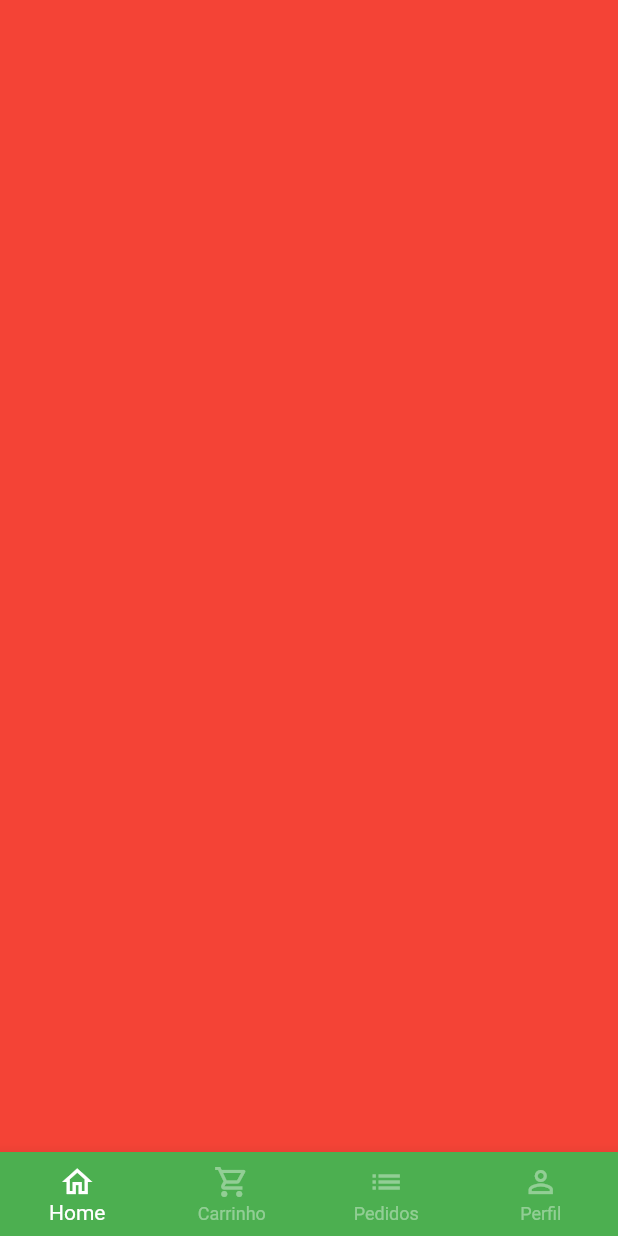
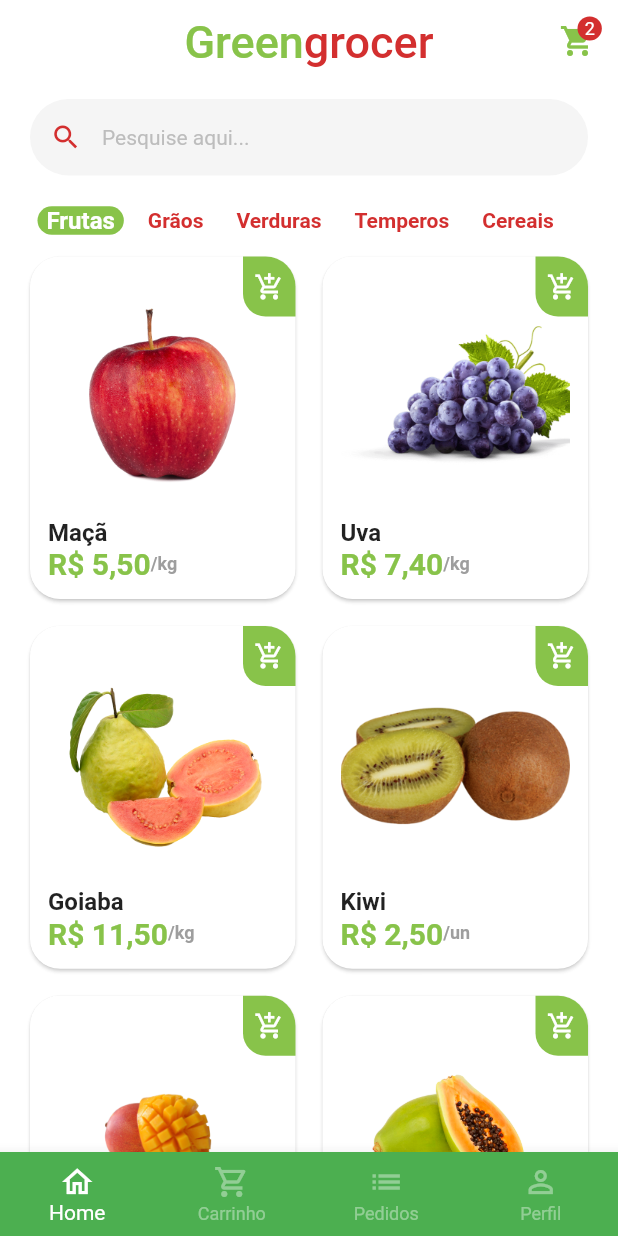
Before and after one commit to eriksongoncalves/green-grocer-flutter-app, a Flutter app: the BaseScreen screen opened directly, on a phone screen of 412 x 824 dp. Run offline on Flutter 3.47's test engine with Material 2 defaults, Android fonts, the phone set to English and light mode, and no system bars; our stand-ins replace animated_text_kit, mask_text_input_formatter.

Commit message:
feat: home screen

```diff
--- a/lib/main.dart
+++ b/lib/main.dart
@@ -1,5 +1,5 @@
 import 'package:flutter/material.dart';
-import 'package:greengrocer/src/auth/sign_in_screen.dart';
+import 'package:greengrocer/src/pages/auth/sign_in_screen.dart';
 
 void main() {
   runApp(const MyApp());
@@ -16,6 +16,7 @@ class MyApp extends StatelessWidget {
       title: 'Green Grocer',
       theme: ThemeData(
         primarySwatch: Colors.green,
+        scaffoldBackgroundColor: Colors.white.withAlpha(190),
       ),
       home: const SignInScreen(),
     );
--- /dev/null
+++ b/lib/src/components/category_tile.dart
@@ -0,0 +1,42 @@
+import 'package:flutter/material.dart';
+import 'package:greengrocer/src/config/custom_colors.dart';
+
+class CategoryTile extends StatelessWidget {
+  final String category;
+  final bool isSelected;
+  final VoidCallback onPressed;
+
+  const CategoryTile(
+      {super.key,
+      required this.category,
+      required this.isSelected,
+      required this.onPressed});
+
+  @override
+  Widget build(BuildContext context) {
+    return GestureDetector(
+      onTap: onPressed,
+      child: Align(
+        alignment: Alignment.center,
+        child: Container(
+          padding: const EdgeInsets.symmetric(horizontal: 6),
+          decoration: BoxDecoration(
+            borderRadius: BorderRadius.circular(10),
+            color: isSelected
+                ? CustomColors.customSwatchColor
+                : Colors.transparent,
+          ),
+          child: Text(
+            category,
+            style: TextStyle(
+              color:
+                  isSelected ? Colors.white : CustomColors.customContrastColor,
+              fontWeight: FontWeight.bold,
+              fontSize: isSelected ? 16 : 14,
+            ),
+          ),
+        ),
+      ),
+    );
+  }
+}
--- /dev/null
+++ b/lib/src/components/item_tile.dart
@@ -0,0 +1,88 @@
+import 'package:flutter/material.dart';
+import 'package:greengrocer/src/config/custom_colors.dart';
+import 'package:greengrocer/src/models/item_model.dart';
+import 'package:greengrocer/src/services/utils_services.dart';
+
+class ItemTile extends StatelessWidget {
+  final ItemModel item;
+
+  ItemTile({super.key, required this.item});
+
+  final UtilsServices utils = UtilsServices();
+
+  @override
+  Widget build(BuildContext context) {
+    return Stack(
+      children: [
+        Card(
+          elevation: 1,
+          shadowColor: Colors.grey.shade300,
+          shape: RoundedRectangleBorder(
+            borderRadius: BorderRadius.circular(20),
+          ),
+          child: Padding(
+            padding: const EdgeInsets.all(12),
+            child: Column(
+              crossAxisAlignment: CrossAxisAlignment.stretch,
+              children: [
+                Expanded(
+                  child: Image.asset(item.imgUrl),
+                ),
+                Text(
+                  item.itemName,
+                  style: const TextStyle(
+                    fontSize: 16,
+                    fontWeight: FontWeight.bold,
+                  ),
+                ),
+                Row(
+                  children: [
+                    Text(
+                      utils.priceToCurrency(item.price),
+                      style: TextStyle(
+                        fontSize: 20,
+                        fontWeight: FontWeight.bold,
+                        color: CustomColors.customSwatchColor,
+                      ),
+                    ),
+                    Text(
+                      '/${item.unit}',
+                      style: TextStyle(
+                        fontSize: 12,
+                        fontWeight: FontWeight.bold,
+                        color: Colors.grey.shade500,
+                      ),
+                    ),
+                  ],
+                ),
+              ],
+            ),
+          ),
+        ),
+        Positioned(
+          top: 4,
+          right: 4,
+          child: GestureDetector(
+            onTap: () {},
+            child: Container(
+              height: 40,
+              width: 35,
+              decoration: BoxDecoration(
+                color: CustomColors.customSwatchColor,
+                borderRadius: const BorderRadius.only(
+                  bottomLeft: Radius.circular(15),
+                  topRight: Radius.circular(20),
+                ),
+              ),
+              child: const Icon(
+                Icons.add_shopping_cart_outlined,
+                color: Colors.white,
+                size: 20,
+              ),
+            ),
+          ),
+        ),
+      ],
+    );
+  }
+}
--- /dev/null
+++ b/lib/src/config/app_data.dart
@@ -0,0 +1,73 @@
+import 'package:greengrocer/src/models/item_model.dart';
+
+ItemModel apple = ItemModel(
+  description:
+      'A melhor maçã da região e que conta com o melhor preço de qualquer quitanda. Este item conta com vitaminas essenciais para o fortalecimento corporal, resultando em uma vida saudável.',
+  imgUrl: 'assets/fruits/apple.png',
+  itemName: 'Maçã',
+  price: 5.5,
+  unit: 'kg',
+);
+
+ItemModel grape = ItemModel(
+  imgUrl: 'assets/fruits/grape.png',
+  itemName: 'Uva',
+  price: 7.4,
+  unit: 'kg',
+  description:
+      'A melhor uva da região e que conta com o melhor preço de qualquer quitanda. Este item conta com vitaminas essenciais para o fortalecimento corporal, resultando em uma vida saudável.',
+);
+
+ItemModel guava = ItemModel(
+  imgUrl: 'assets/fruits/guava.png',
+  itemName: 'Goiaba',
+  price: 11.5,
+  unit: 'kg',
+  description:
+      'A melhor goiaba da região e que conta com o melhor preço de qualquer quitanda. Este item conta com vitaminas essenciais para o fortalecimento corporal, resultando em uma vida saudável.',
+);
+
+ItemModel kiwi = ItemModel(
+  imgUrl: 'assets/fruits/kiwi.png',
+  itemName: 'Kiwi',
+  price: 2.5,
+  unit: 'un',
+  description:
+      'O melhor kiwi da região e que conta com o melhor preço de qualquer quitanda. Este item conta com vitaminas essenciais para o fortalecimento corporal, resultando em uma vida saudável.',
+);
+
+ItemModel mango = ItemModel(
+  imgUrl: 'assets/fruits/mango.png',
+  itemName: 'Manga',
+  price: 2.5,
+  unit: 'un',
+  description:
+      'A melhor manga da região e que conta com o melhor preço de qualquer quitanda. Este item conta com vitaminas essenciais para o fortalecimento corporal, resultando em uma vida saudável.',
+);
+
+ItemModel papaya = ItemModel(
+  imgUrl: 'assets/fruits/papaya.png',
+  itemName: 'Mamão papaya',
+  price: 8,
+  unit: 'kg',
+  description:
+      'O melhor mamão da região e que conta com o melhor preço de qualquer quitanda. Este item conta com vitaminas essenciais para o fortalecimento corporal, resultando em uma vida saudável.',
+);
+
+// Lista de produtos
+List<ItemModel> items = [
+  apple,
+  grape,
+  guava,
+  kiwi,
+  mango,
+  papaya,
+];
+
+List<String> categories = [
+  'Frutas',
+  'Grãos',
+  'Verduras',
+  'Temperos',
+  'Cereais'
+];
--- /dev/null
+++ b/lib/src/models/item_model.dart
@@ -0,0 +1,15 @@
+class ItemModel {
+  String itemName;
+  String imgUrl;
+  String unit;
+  double price;
+  String description;
+
+  ItemModel({
+    required this.itemName,
+    required this.imgUrl,
+    required this.unit,
+    required this.price,
+    required this.description,
+  });
+}
--- a/lib/src/auth/sign_in_screen.dart
+++ b/lib/src/pages/auth/sign_in_screen.dart
@@ -1,10 +1,10 @@
 import 'package:flutter/material.dart';
 import 'package:animated_text_kit/animated_text_kit.dart';
-import 'package:greengrocer/src/base/base_screen.dart';
 
+import 'package:greengrocer/src/config/custom_colors.dart';
 import 'package:greengrocer/src/components/custom_text_field.dart';
-import 'package:greengrocer/src/config/custom_colors.dart';
-import 'package:greengrocer/src/auth/sign_up_screen.dart';
+import 'package:greengrocer/src/pages/auth/sign_up_screen.dart';
+import 'package:greengrocer/src/pages/base/base_screen.dart';
 
 class SignInScreen extends StatelessWidget {
   const SignInScreen({super.key});
--- a/lib/src/base/base_screen.dart
+++ b/lib/src/pages/base/base_screen.dart
@@ -1,4 +1,5 @@
 import 'package:flutter/material.dart';
+import 'package:greengrocer/src/pages/home/home_tab.dart';
 
 class BaseScreen extends StatefulWidget {
   const BaseScreen({super.key});
@@ -18,9 +19,7 @@ class _BaseScreenState extends State<BaseScreen> {
         physics: const NeverScrollableScrollPhysics(),
         controller: pageController,
         children: [
-          Container(
-            color: Colors.red,
-          ),
+          const HomeTab(),
           Container(
             color: Colors.yellow,
           ),
--- /dev/null
+++ b/lib/src/pages/home/home_tab.dart
@@ -0,0 +1,145 @@
+import 'package:flutter/material.dart';
+
+import 'package:greengrocer/src/components/category_tile.dart';
+import 'package:greengrocer/src/components/item_tile.dart';
+import 'package:greengrocer/src/config/custom_colors.dart';
+// ignore: library_prefixes
+import 'package:greengrocer/src/config/app_data.dart' as appData;
+
+class HomeTab extends StatefulWidget {
+  const HomeTab({super.key});
+
+  @override
+  State<HomeTab> createState() => _HomeTabState();
+}
+
+class _HomeTabState extends State<HomeTab> {
+  String selectedCategory = 'Frutas';
+
+  @override
+  Widget build(BuildContext context) {
+    return Scaffold(
+      appBar: AppBar(
+        backgroundColor: Colors.transparent,
+        elevation: 0,
+        centerTitle: true,
+        title: Text.rich(
+          TextSpan(
+            style: const TextStyle(
+              fontSize: 30,
+            ),
+            children: [
+              TextSpan(
+                text: 'Green',
+                style: TextStyle(
+                  color: CustomColors.customSwatchColor,
+                ),
+              ),
+              TextSpan(
+                text: 'grocer',
+                style: TextStyle(
+                  color: CustomColors.customContrastColor,
+                ),
+              ),
+            ],
+          ),
+        ),
+        actions: [
+          Padding(
+            padding: const EdgeInsets.only(
+              top: 15,
+              right: 15,
+            ),
+            child: GestureDetector(
+              onTap: () {},
+              child: Badge(
+                backgroundColor: CustomColors.customContrastColor,
+                label: const Text(
+                  '2',
+                  style: TextStyle(
+                    color: Colors.white,
+                    fontSize: 12,
+                  ),
+                ),
+                child: Icon(
+                  Icons.shopping_cart,
+                  color: CustomColors.customSwatchColor,
+                ),
+              ),
+            ),
+          ),
+        ],
+      ),
+      body: Column(
+        children: [
+          Padding(
+            padding: const EdgeInsets.symmetric(
+              horizontal: 20,
+              vertical: 10,
+            ),
+            child: TextFormField(
+              decoration: InputDecoration(
+                filled: true,
+                // fillColor: Colors.white,
+                isDense: true,
+                hintText: "Pesquise aqui...",
+                hintStyle: TextStyle(
+                  color: Colors.grey.shade400,
+                  fontSize: 14,
+                ),
+                prefixIcon: Icon(
+                  Icons.search,
+                  color: CustomColors.customContrastColor,
+                  size: 21,
+                ),
+                border: OutlineInputBorder(
+                  borderRadius: BorderRadius.circular(60),
+                  borderSide: const BorderSide(
+                    width: 0,
+                    style: BorderStyle.none,
+                  ),
+                ),
+              ),
+            ),
+          ),
+          Container(
+            padding: const EdgeInsets.only(left: 25),
+            height: 40,
+            child: ListView.separated(
+              scrollDirection: Axis.horizontal,
+              itemBuilder: (_, index) => CategoryTile(
+                category: appData.categories[index],
+                isSelected: appData.categories[index] == selectedCategory,
+                onPressed: () {
+                  setState(() {
+                    selectedCategory = appData.categories[index];
+                  });
+                },
+              ),
+              separatorBuilder: (_, index) => const SizedBox(
+                width: 10,
+              ),
+              itemCount: appData.categories.length,
+            ),
+          ),
+          Expanded(
+            child: GridView.builder(
+              padding: const EdgeInsets.fromLTRB(16, 0, 16, 16),
+              physics: const BouncingScrollPhysics(),
+              gridDelegate: const SliverGridDelegateWithFixedCrossAxisCount(
+                crossAxisCount: 2,
+                mainAxisSpacing: 10,
+                crossAxisSpacing: 10,
+                childAspectRatio: 9 / 11.5,
+              ),
+              itemCount: appData.items.length,
+              itemBuilder: (_, index) => ItemTile(
+                item: appData.items[index],
+              ),
+            ),
+          )
+        ],
+      ),
+    );
+  }
+}
--- /dev/null
+++ b/lib/src/services/utils_services.dart
@@ -0,0 +1,9 @@
+import 'package:intl/intl.dart';
+
+class UtilsServices {
+  priceToCurrency(double price) {
+    NumberFormat numberFormat = NumberFormat.simpleCurrency(locale: 'pt_BR');
+
+    return numberFormat.format(price);
+  }
+}
```
Also changed, not shown: pubspec.yaml (+3 -29 lines), assets/fruits/apple.png (added), assets/fruits/grape.png (added), assets/fruits/guava.png (added), assets/fruits/kiwi.png (added), assets/fruits/mango.png (added), assets/fruits/papaya.png (added), lib/src/pages/auth/sign_up_screen.dart (renamed from lib/src/auth/sign_up_screen.dart), pubspec.lock.
